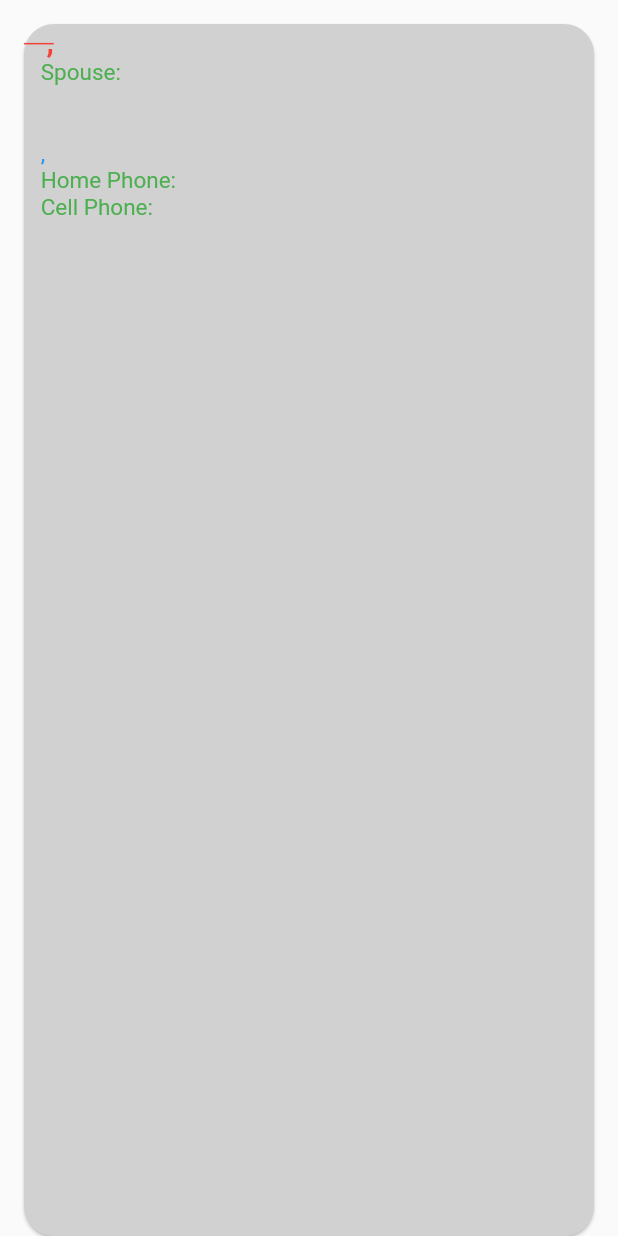
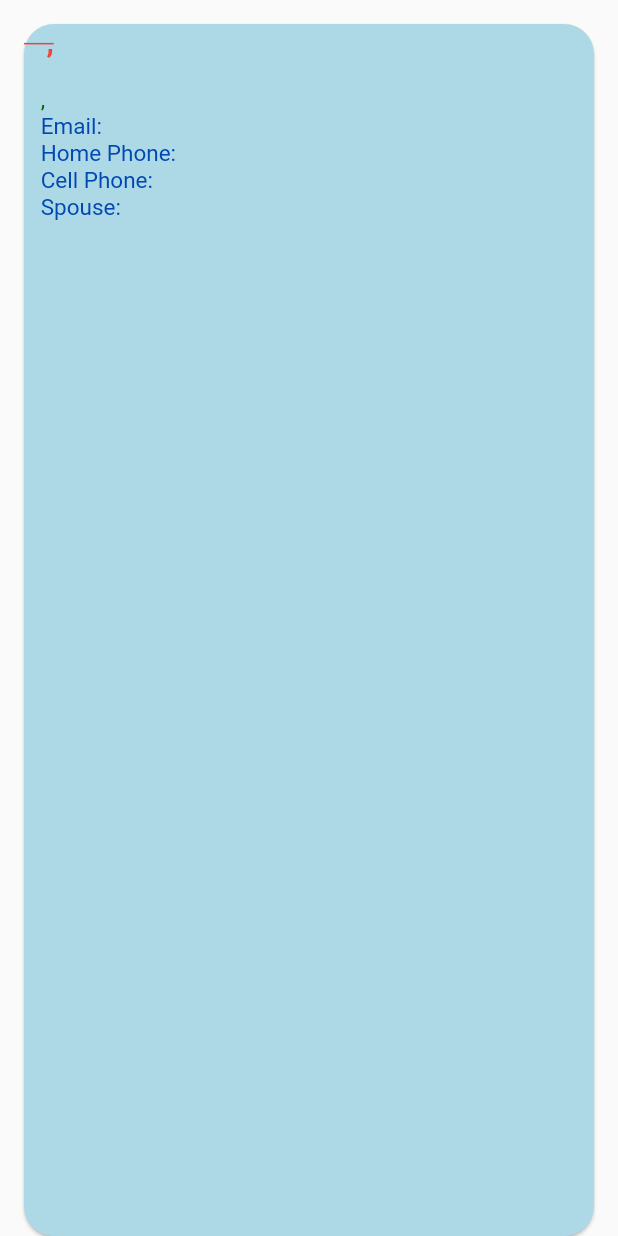
Before and after one commit to mzeiger/kiwanis_roster_flutter, a Flutter app: what cardTemplate() shows on an empty page, opened directly, on a phone screen of 412 x 824 dp. Run offline on Flutter 3.47's test engine with Material 2 defaults, Android fonts, the phone set to English and light mode, and no system bars; network calls fail.

Commit message:
Added clear icon to "Search by last name" Changed colors to match HTML version of Kiwanis Roster. Made the Kiwanis Logo the application logo

```diff
--- a/lib/src/screens/kiwanis_screen.dart
+++ b/lib/src/screens/kiwanis_screen.dart
@@ -13,6 +13,8 @@ class KiwanisScreen extends StatefulWidget {
 class KiwanisScreenState extends State<KiwanisScreen> {
   List<dynamic> _posts = [];
 
+  TextEditingController searchMemberController = TextEditingController();
+
   @override
   void initState() {
     super.initState();
@@ -21,8 +23,7 @@ class KiwanisScreenState extends State<KiwanisScreen> {
 
   void _fetchPosts() {
     http
-        .get(Uri.parse(
-        'https://monumenthillkiwanis.org/ionic/roster_json_2.php'))
+        .get(Uri.parse('https://monumenthillkiwanis.org/ionic/roster_json_2.php'))
         .then((res) {
       // res.body is a String. json.decode changes it to objects
       final posts = json.decode(res.body);
@@ -40,8 +41,7 @@ class KiwanisScreenState extends State<KiwanisScreen> {
       textInput = textInput.toLowerCase();
       // print(_posts);
       var filteredPosts = _posts.where((post) {
-        final ln =
-        post['lastname'].toString().toLowerCase().startsWith(textInput);
+        final ln = post['lastname'].toString().toLowerCase().startsWith(textInput);
         return ln;
       }).toList();
       setState(() {
@@ -53,12 +53,26 @@ class KiwanisScreenState extends State<KiwanisScreen> {
   @override
   Widget build(BuildContext context) {
     return Scaffold(
-      body: Column(children: [
+      body: Container(
+        margin: const EdgeInsets.symmetric(horizontal: 10, vertical: 10),
+        child: Column(children: [
           TextField(
-          decoration: const InputDecoration(
-            contentPadding: EdgeInsets.all(15.0),
+            controller: searchMemberController,
+            decoration: InputDecoration(
+              contentPadding: const EdgeInsets.all(15.0),
               labelText: 'Search by last name',
-            suffixIcon: Icon(Icons.search),
+              prefixIcon: const Icon(Icons.search),
+              border: OutlineInputBorder(
+                borderRadius: BorderRadius.circular(20),
+              ),
+              suffixIcon: searchMemberController.text.isEmpty
+                  ? null
+                  : IconButton(
+                      onPressed: () {
+                        searchMemberController.clear();
+                        _textChanged('');
+                      },
+                      icon: const Icon(Icons.clear)),
             ),
             onChanged: (string) => _textChanged(string),
           ),
@@ -72,6 +86,7 @@ class KiwanisScreenState extends State<KiwanisScreen> {
                 ),
           ),
         ]),
+      ),
       appBar: AppBar(
         title: const Text('Kiwanis Roster'),
         centerTitle: true,
--- a/lib/src/widgets/kiwanis_card_widget.dart
+++ b/lib/src/widgets/kiwanis_card_widget.dart
@@ -4,8 +4,14 @@ Widget cardTemplate(post) {
   const SPACE = "  "; // 2 spaces
   const double FONTSIZE = 15;
 
+  Color cardBackgroundColor = const Color(0xFFADD8E6);
+  Color nameColor = const Color(0xFF00008B);
+  Color deletedNameColor = Colors.red;
+  Color allLabels = const Color(0xFF0048B2);
+  Color allData = const Color(0xFF006400);
+
   return Card(
-    color: const Color(0xFFd1d1d1),
+    color: cardBackgroundColor,
     shape: RoundedRectangleBorder(
       borderRadius: BorderRadius.circular(20),
     ),
@@ -16,64 +22,72 @@ Widget cardTemplate(post) {
         post['block'] == "0"
             ? Text(
           "$SPACE ${post['lastname']}, ${post['firstname']}",
-          style: const TextStyle(
-              color: Colors.blue,
+          style: TextStyle(
+              color: nameColor,
               fontSize: FONTSIZE + 5,
               fontWeight: FontWeight.bold),
         )
             : Text(
           "$SPACE ${post['lastname']}, ${post['firstname']}",
-          style: const TextStyle(
-              color: Colors.red,
+          style: TextStyle(
+              color: deletedNameColor,
               fontSize: FONTSIZE + 5,
               fontWeight: FontWeight.bold,
               decoration: TextDecoration.lineThrough),
         ),
-        Row(
-          children: [
-            const Text(
-              "$SPACE Spouse:$SPACE",
-              style: TextStyle(color: Colors.green, fontSize: FONTSIZE),
-            ),
-            Text(
-              "${post['cb_spousename']}",
-              style: const TextStyle(color: Colors.blue, fontSize: FONTSIZE),
-            ),
-          ],
-        ),
-        Text(
-          "$SPACE ${post['email']}",
-          style: const TextStyle(color: Colors.cyan, fontSize: FONTSIZE),
-        ),
         Text(
           "$SPACE ${post['cb_address']}",
-          style: const TextStyle(color: Colors.blue, fontSize: FONTSIZE),
+          style: TextStyle(color: allData, fontSize: FONTSIZE),
         ),
         Text(
           "$SPACE ${post['cb_city']}, ${post['cb_state']} ${post['cb_zipcode']}",
-          style: const TextStyle(color: Colors.blue, fontSize: FONTSIZE),
+          style: TextStyle(color: allData, fontSize: FONTSIZE),
         ),
         Row(
           children: [
-            const Text(
-              "$SPACE Home Phone:$SPACE",
-              style: TextStyle(color: Colors.green, fontSize: FONTSIZE),
+            Text(
+              "$SPACE Email:$SPACE",
+              style: TextStyle(color: allLabels, fontSize: FONTSIZE),
             ),
             Text(
-              "${post['cb_homephone']}",
-              style: const TextStyle(color: Colors.blue, fontSize: FONTSIZE),
+              "${post['email']}",
+              style: TextStyle(color: allData, fontSize: FONTSIZE),
             ),
           ],
         ),
         Row(
           children: [
-            const Text(
+            Text(
+              "$SPACE Home Phone:$SPACE",
+              style: TextStyle(color: allLabels, fontSize: FONTSIZE),
+            ),
+            Text(
+              "${post['cb_homephone']}",
+              style: TextStyle(color: allData, fontSize: FONTSIZE),
+            ),
+          ],
+        ),
+        Row(
+          children: [
+            Text(
               "$SPACE Cell Phone:$SPACE",
-              style: TextStyle(color: Colors.green, fontSize: FONTSIZE),
+              style: TextStyle(color: allLabels, fontSize: FONTSIZE),
             ),
             Text(
               "${post['cb_mobilephone']}",
-              style: const TextStyle(color: Colors.blue, fontSize: FONTSIZE),
+              style: TextStyle(color: allData, fontSize: FONTSIZE),
+            ),
+          ],
+        ),
+        Row(
+          children: [
+            Text(
+              "$SPACE Spouse:$SPACE",
+              style: TextStyle(color: allLabels, fontSize: FONTSIZE),
+            ),
+            Text(
+              "${post['cb_spousename']}",
+              style: TextStyle(color: allData, fontSize: FONTSIZE),
             ),
           ],
         ),
```
Also changed, not shown: pubspec.yaml (+11 -1 lines), assets/MHKLogo.png (added), assets/MHKLogo.svg (added), 1 other file. Lines whose indentation alone changed are shown as unchanged.
